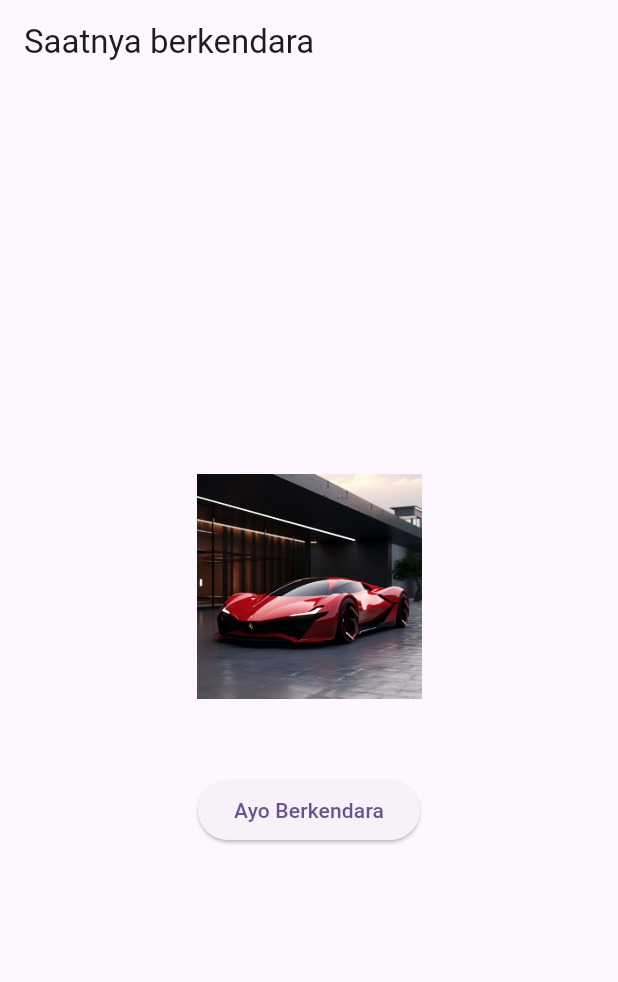
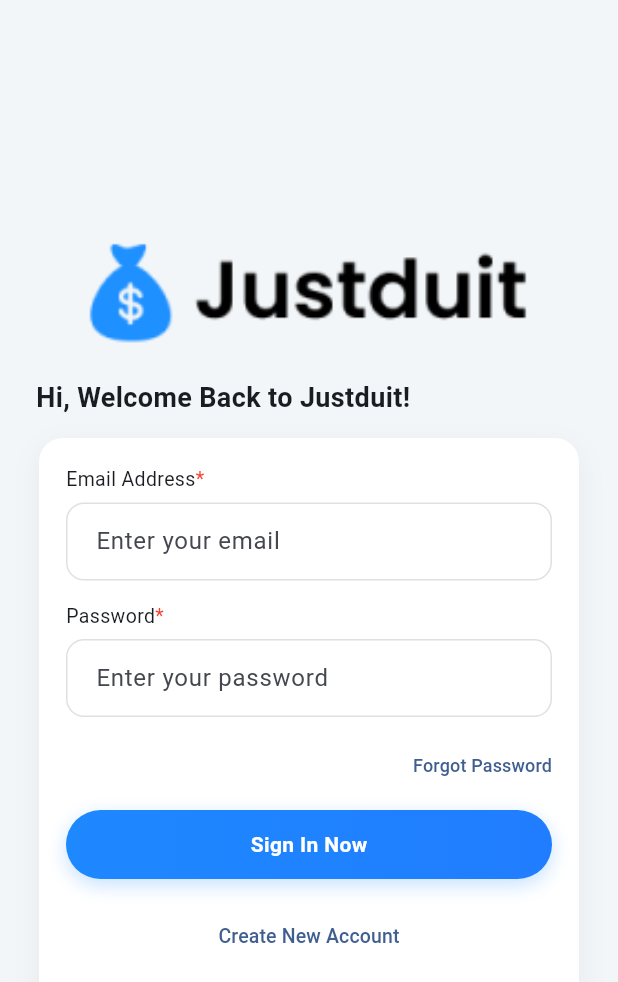
Before and after one commit to panditalasmana/prak-mobilelanjut-2357051021, a Flutter app: the screen it shows after launch, on a phone screen of 412 x 824 dp. Shown: the top 982 px of the screen. Run offline on Flutter 3.47's test engine with Material 3 defaults, Android fonts, the phone set to English and light mode, and no system bars.

Commit message:
hasil tampilan login

```diff
--- a/lib/main.dart
+++ b/lib/main.dart
@@ -1,25 +1,49 @@
 import 'package:flutter/material.dart';
-//import 'package:myapp/column_widget.dart';
-//import 'package:myapp/row_widget.dart';
-import 'package:myapp/basic_widget.dart';
+import 'screens/login_screen.dart';
+import 'screens/signup_screen.dart';
 
-void main() {
-  runApp(const MyApp());
-}
+void main() => runApp(const JustduitApp());
 
-class MyApp extends StatelessWidget {
-  const MyApp({super.key});
+class JustduitApp extends StatelessWidget {
+  const JustduitApp({super.key});
 
-  // This widget is the root of your application.
   @override
   Widget build(BuildContext context) {
     return MaterialApp(
-      title: 'Praktikum Mobile Lanjut',
+      debugShowCheckedModeBanner: false,
+      title: 'Justduit',
       theme: ThemeData(
-        colorScheme: ColorScheme.fromSeed(seedColor: Colors.deepPurple),
+        scaffoldBackgroundColor: const Color(0xFFF3F6F8), // abu-abu muda
         useMaterial3: true,
-      ), // ThemeData
-      home: const BasicWidget(),
-    ); // MaterialApp
+        colorScheme: ColorScheme.fromSeed(seedColor: const Color(0xFF1E88FF)),
+        inputDecorationTheme: InputDecorationTheme(
+          isDense: true,
+          filled: true,
+          fillColor: Colors.white,
+          contentPadding: const EdgeInsets.symmetric(
+            horizontal: 16,
+            vertical: 14,
+          ),
+          border: OutlineInputBorder(
+            borderRadius: BorderRadius.circular(12),
+            borderSide: const BorderSide(color: Color(0xFFE0E0E0)),
+          ),
+          enabledBorder: OutlineInputBorder(
+            borderRadius: BorderRadius.circular(12),
+            borderSide: const BorderSide(color: Color(0xFFE0E0E0)),
+          ),
+          focusedBorder: OutlineInputBorder(
+            borderRadius: BorderRadius.circular(12),
+            borderSide: const BorderSide(color: Color(0xFF1E88FF)),
+          ),
+        ),
+      ),
+      initialRoute: LoginScreen.route,
+      routes: {
+        '/': (_) => const LoginScreen(), // default = Sign In
+        LoginScreen.route: (_) => const LoginScreen(),
+        SignupScreen.route: (_) => const SignupScreen(),
+      },
+    );
   }
 }
--- /dev/null
+++ b/lib/screens/login_screen.dart
@@ -0,0 +1,179 @@
+import 'package:flutter/material.dart';
+import 'signup_screen.dart';
+
+class LoginScreen extends StatefulWidget {
+  static const route = '/signin';
+  const LoginScreen({super.key});
+
+  @override
+  State<LoginScreen> createState() => _LoginScreenState();
+}
+
+class _LoginScreenState extends State<LoginScreen> {
+  final _email = TextEditingController();
+  final _pass = TextEditingController();
+
+  @override
+  void dispose() {
+    _email.dispose();
+    _pass.dispose();
+    super.dispose();
+  }
+
+  @override
+  Widget build(BuildContext context) {
+    // komponen kecil buat label + tanda *
+    Widget requiredLabel(String text) => Row(
+          children: [
+            Text(text, style: const TextStyle(fontSize: 13)),
+            const Text('*',
+                style: TextStyle(color: Colors.red, fontSize: 13)),
+          ],
+        );
+
+    // tombol biru dengan gradient (UI-only)
+    Widget primaryButton(String label, VoidCallback onTap) =>
+        GestureDetector(
+          onTap: onTap,
+          child: Container(
+            width: double.infinity,
+            height: 46,
+            alignment: Alignment.center,
+            decoration: BoxDecoration(
+              borderRadius: BorderRadius.circular(28),
+              gradient: const LinearGradient(
+                colors: [Color(0xFF1E88FF), Color(0xFF207DFF)],
+              ),
+              boxShadow: [
+                BoxShadow(
+                  color: const Color(0xFF1E88FF).withOpacity(0.25),
+                  blurRadius: 10,
+                  offset: const Offset(0, 4),
+                ),
+              ],
+            ),
+            child: Text(
+              label,
+              style: const TextStyle(
+                color: Colors.white,
+                fontWeight: FontWeight.w600,
+              ),
+            ),
+          ),
+        );
+
+    return Scaffold(
+      body: SafeArea(
+        child: Center(
+          child: SingleChildScrollView(
+            padding: const EdgeInsets.symmetric(vertical: 24),
+            child: Column(
+              crossAxisAlignment: CrossAxisAlignment.center,
+              children: [
+                // logo
+                Image.asset(
+                  'assets/Logo_mola.png',
+                  height: 80,
+                  fit: BoxFit.contain,
+                ),
+                const SizedBox(height: 18),
+
+                // judul
+                const Padding(
+                  padding: EdgeInsets.symmetric(horizontal: 24),
+                  child: Align(
+                    alignment: Alignment.centerLeft,
+                    child: Text(
+                      'Hi, Welcome Back to Justduit!',
+                      style: TextStyle(
+                        fontSize: 18,
+                        fontWeight: FontWeight.w700,
+                      ),
+                    ),
+                  ),
+                ),
+                const SizedBox(height: 14),
+
+                // card form (dibangun manual)
+                Container(
+                  width: 360,
+                  margin: const EdgeInsets.symmetric(horizontal: 20),
+                  padding: const EdgeInsets.fromLTRB(18, 18, 18, 22),
+                  decoration: BoxDecoration(
+                    color: Colors.white,
+                    borderRadius: BorderRadius.circular(16),
+                    boxShadow: [
+                      BoxShadow(
+                        color: Colors.black.withOpacity(0.05),
+                        blurRadius: 16,
+                        offset: const Offset(0, 6),
+                      ),
+                    ],
+                  ),
+                  child: Column(
+                    crossAxisAlignment: CrossAxisAlignment.start,
+                    children: [
+                      requiredLabel('Email Address'),
+                      const SizedBox(height: 6),
+                      TextField(
+                        controller: _email,
+                        keyboardType: TextInputType.emailAddress,
+                        decoration: const InputDecoration(
+                          hintText: 'Enter your email',
+                        ),
+                      ),
+                      const SizedBox(height: 14),
+
+                      requiredLabel('Password'),
+                      const SizedBox(height: 6),
+                      TextField(
+                        controller: _pass,
+                        obscureText: true,
+                        decoration: const InputDecoration(
+                          hintText: 'Enter your password',
+                        ),
+                      ),
+                      const SizedBox(height: 8),
+
+                      Align(
+                        alignment: Alignment.centerRight,
+                        child: TextButton(
+                          style: TextButton.styleFrom(
+                              padding: EdgeInsets.zero),
+                          onPressed: () {},
+                          child: const Text(
+                            'Forgot Password',
+                            style: TextStyle(fontSize: 12),
+                          ),
+                        ),
+                      ),
+                      const SizedBox(height: 6),
+
+                      primaryButton('Sign In Now', () {
+                        ScaffoldMessenger.of(context).showSnackBar(
+                          const SnackBar(
+                              content: Text('Sign In tapped')),
+                        );
+                      }),
+                      const SizedBox(height: 14),
+
+                      Center(
+                        child: TextButton(
+                          onPressed: () => Navigator.pushNamed(context, SignupScreen.route),
+                          child: const Text(
+                            'Create New Account',
+                            style: TextStyle(fontSize: 13),
+                          ),
+                        ),
+                      ),
+                    ],
+                  ),
+                ),
+              ],
+            ),
+          ),
+        ),
+      ),
+    );
+  }
+}
```
Also changed, not shown: lib/screens/signup_screen.dart (added, +195 -0 lines), pubspec.yaml (+5 -3 lines), assets/Logo_mola.png (added), assets/images/mobil.jpg (deleted).
